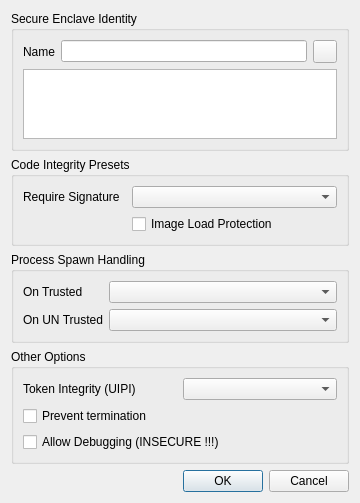
Old version of the form MajorPrivacy/Forms/EnclaveWnd.ui in the repository xanasoft/MajorPrivacy.
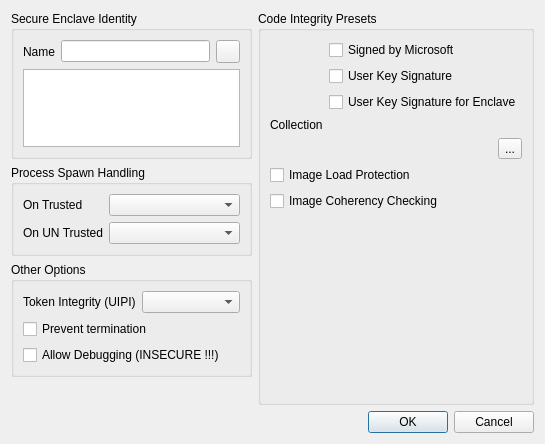
New version of the form.

Diff of the .ui file:
```diff
--- a/MajorPrivacy/Forms/EnclaveWnd.ui
+++ b/MajorPrivacy/Forms/EnclaveWnd.ui
@@ -6,21 +6,14 @@
    <rect>
     <x>0</x>
     <y>0</y>
-    <width>360</width>
-    <height>449</height>
+    <width>545</width>
+    <height>444</height>
    </rect>
   </property>
   <property name="windowTitle">
    <string>Form</string>
   </property>
   <layout class="QGridLayout" name="gridLayout">
-   <item row="5" column="0">
-    <widget class="QDialogButtonBox" name="buttonBox">
-     <property name="standardButtons">
-      <set>QDialogButtonBox::Cancel|QDialogButtonBox::Ok</set>
-     </property>
-    </widget>
-   </item>
    <item row="0" column="0">
     <widget class="QGroupBox" name="groupBox">
      <property name="sizePolicy">
@@ -83,38 +76,6 @@
     </widget>
    </item>
    <item row="1" column="0">
-    <widget class="QGroupBox" name="groupBox_4">
-     <property name="sizePolicy">
-      <sizepolicy hsizetype="Preferred" vsizetype="Maximum">
-       <horstretch>0</horstretch>
-       <verstretch>0</verstretch>
-      </sizepolicy>
-     </property>
-     <property name="title">
-      <string>Code Integrity Presets</string>
-     </property>
-     <layout class="QGridLayout" name="gridLayout_5">
-      <item row="0" column="0">
-       <widget class="QLabel" name="label_4">
-        <property name="text">
-         <string>Require Signature</string>
-        </property>
-       </widget>
-      </item>
-      <item row="0" column="1" colspan="2">
-       <widget class="QComboBox" name="cmbSignature"/>
-      </item>
-      <item row="1" column="1" colspan="2">
-       <widget class="QCheckBox" name="chkImageProtection">
-        <property name="text">
-         <string>Image Load Protection</string>
-        </property>
-       </widget>
-      </item>
-     </layout>
-    </widget>
-   </item>
-   <item row="2" column="0">
     <widget class="QGroupBox" name="groupBox_2">
      <property name="title">
       <string>Process Spawn Handling</string>
@@ -143,20 +104,7 @@
      </layout>
     </widget>
    </item>
-   <item row="4" column="0">
-    <spacer name="verticalSpacer">
-     <property name="orientation">
-      <enum>Qt::Vertical</enum>
-     </property>
-     <property name="sizeHint" stdset="0">
-      <size>
-       <width>20</width>
-       <height>40</height>
-      </size>
-     </property>
-    </spacer>
-   </item>
-   <item row="3" column="0">
+   <item row="2" column="0">
     <widget class="QGroupBox" name="groupBox_3">
      <property name="title">
       <string>Other Options</string>
@@ -192,6 +140,115 @@
      </layout>
     </widget>
    </item>
+   <item row="5" column="0" colspan="2">
+    <widget class="QDialogButtonBox" name="buttonBox">
+     <property name="standardButtons">
+      <set>QDialogButtonBox::StandardButton::Cancel|QDialogButtonBox::StandardButton::Ok</set>
+     </property>
+    </widget>
+   </item>
+   <item row="4" column="0">
+    <spacer name="verticalSpacer">
+     <property name="orientation">
+      <enum>Qt::Orientation::Vertical</enum>
+     </property>
+     <property name="sizeHint" stdset="0">
+      <size>
+       <width>20</width>
+       <height>40</height>
+      </size>
+     </property>
+    </spacer>
+   </item>
+   <item row="0" column="1" rowspan="5">
+    <widget class="QGroupBox" name="groupBox_4">
+     <property name="sizePolicy">
+      <sizepolicy hsizetype="Preferred" vsizetype="Preferred">
+       <horstretch>0</horstretch>
+       <verstretch>0</verstretch>
+      </sizepolicy>
+     </property>
+     <property name="title">
+      <string>Code Integrity Presets</string>
+     </property>
+     <layout class="QGridLayout" name="loCI">
+      <item row="6" column="0" colspan="3">
+       <widget class="QCheckBox" name="chkCoherencyChecking">
+        <property name="text">
+         <string>Image Coherency Checking</string>
+        </property>
+       </widget>
+      </item>
+      <item row="3" column="0">
+       <widget class="QLabel" name="label_5">
+        <property name="sizePolicy">
+         <sizepolicy hsizetype="Maximum" vsizetype="Preferred">
+          <horstretch>0</horstretch>
+          <verstretch>0</verstretch>
+         </sizepolicy>
+        </property>
+        <property name="text">
+         <string>Collection</string>
+        </property>
+        <property name="alignment">
+         <set>Qt::AlignmentFlag::AlignLeading|Qt::AlignmentFlag::AlignLeft|Qt::AlignmentFlag::AlignTop</set>
+        </property>
+       </widget>
+      </item>
+      <item row="0" column="1" colspan="2">
+       <widget class="QCheckBox" name="chkAllowMS">
+        <property name="text">
+         <string>Signed by Microsoft</string>
+        </property>
+       </widget>
+      </item>
+      <item row="2" column="1" colspan="2">
+       <widget class="QCheckBox" name="chkAllowEnclave">
+        <property name="text">
+         <string>User Key Signature for Enclave</string>
+        </property>
+       </widget>
+      </item>
+      <item row="4" column="2">
+       <widget class="QToolButton" name="btnAddCollection">
+        <property name="toolTip">
+         <string>Add new Collection</string>
+        </property>
+        <property name="text">
+         <string>...</string>
+        </property>
+       </widget>
+      </item>
+      <item row="5" column="0" colspan="3">
+       <widget class="QCheckBox" name="chkImageProtection">
+        <property name="text">
+         <string>Image Load Protection</string>
+        </property>
+       </widget>
+      </item>
+      <item row="7" column="0">
+       <spacer name="verticalSpacer_2">
+        <property name="orientation">
+         <enum>Qt::Orientation::Vertical</enum>
+        </property>
+        <property name="sizeHint" stdset="0">
+         <size>
+          <width>20</width>
+          <height>40</height>
+         </size>
+        </property>
+       </spacer>
+      </item>
+      <item row="1" column="1" colspan="2">
+       <widget class="QCheckBox" name="chkAllowUser">
+        <property name="text">
+         <string>User Key Signature</string>
+        </property>
+       </widget>
+      </item>
+     </layout>
+    </widget>
+   </item>
   </layout>
  </widget>
  <resources/>
```
